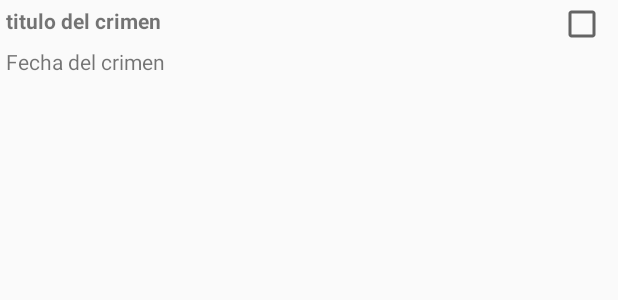
After one commit to Danny-Rosado/CriminalIntent, an Android app: the layout list_item_crime.xml on its own in the app's theme, with its tools: preview values and no code run, on a phone screen of 412 x 824 dp. The commit adds this screen. Shown: the top 300 px of the screen. Run offline under Robolectric (Android 15) with nearby library versions, the phone set to English and light mode, and no system bars.

Commit message:
CriminalIntent: Muestra una lista personalizada de crimines

```diff
--- /dev/null
+++ b/app/src/main/res/layout/list_item_crime.xml
@@ -0,0 +1,34 @@
+<?xml version="1.0" encoding="utf-8"?>
+<RelativeLayout xmlns:android="http://schemas.android.com/apk/res/android"
+    android:layout_width="match_parent"
+    android:layout_height="wrap_content"
+    xmlns:tools="http://schemas.android.com/tools">
+
+    <CheckBox
+        android:layout_width="wrap_content"
+        android:layout_height="wrap_content"
+        android:id="@+id/list_item_crime_solved_check_box"
+        android:padding="4dp"
+        android:layout_alignParentRight="true"/>
+
+
+    <TextView
+        android:layout_width="match_parent"
+        android:layout_height="wrap_content"
+        android:id="@+id/list_item_crime_title_text_view"
+        android:textStyle="bold"
+        android:padding="4dp"
+        android:layout_toLeftOf="@+id/list_item_crime_solved_check_box"
+        tools:text="titulo del crimen"/>
+
+    <TextView
+        android:layout_width="match_parent"
+        android:layout_height="wrap_content"
+        android:id="@+id/list_item_crime_date_text_view"
+        android:padding="4dp"
+        android:layout_toLeftOf="@id/list_item_crime_solved_check_box"
+        android:layout_below="@+id/list_item_crime_title_text_view"
+        tools:text="Fecha del crimen"/>
+
+
+</RelativeLayout>
```
Also changed, not shown: app/src/main/java/com/emilianrosado/android/crimeintent3/CrimeListFragment.java (+18 -5 lines).
